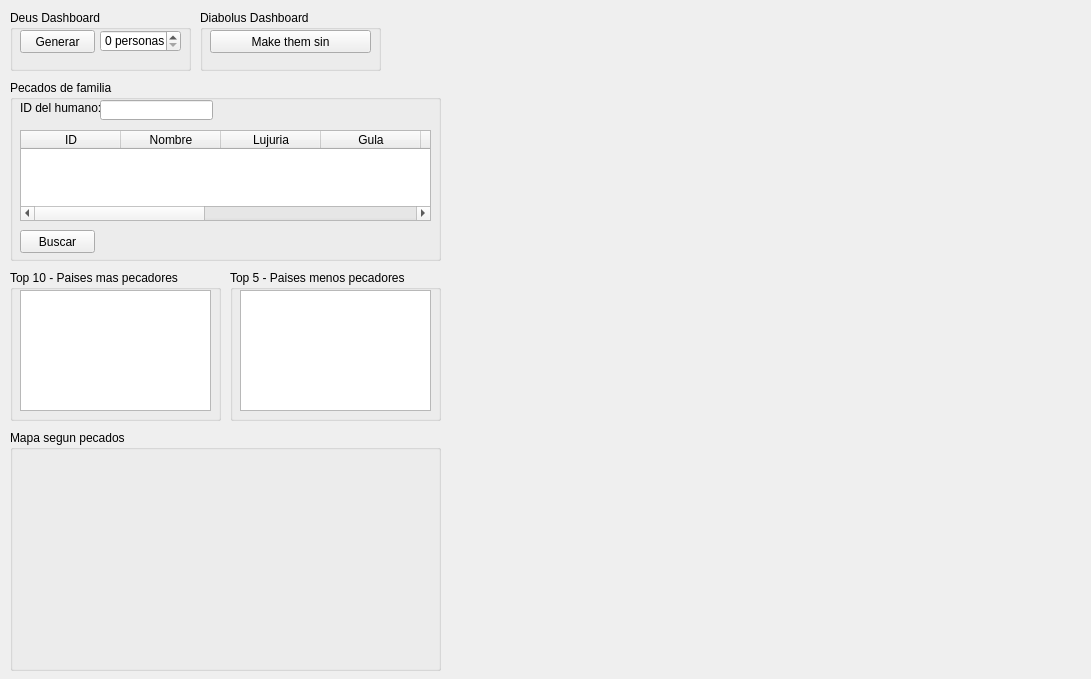
Before: the Qt Designer form mainwindow.ui in eadan97/estructuras2, drawn with Qt 5.
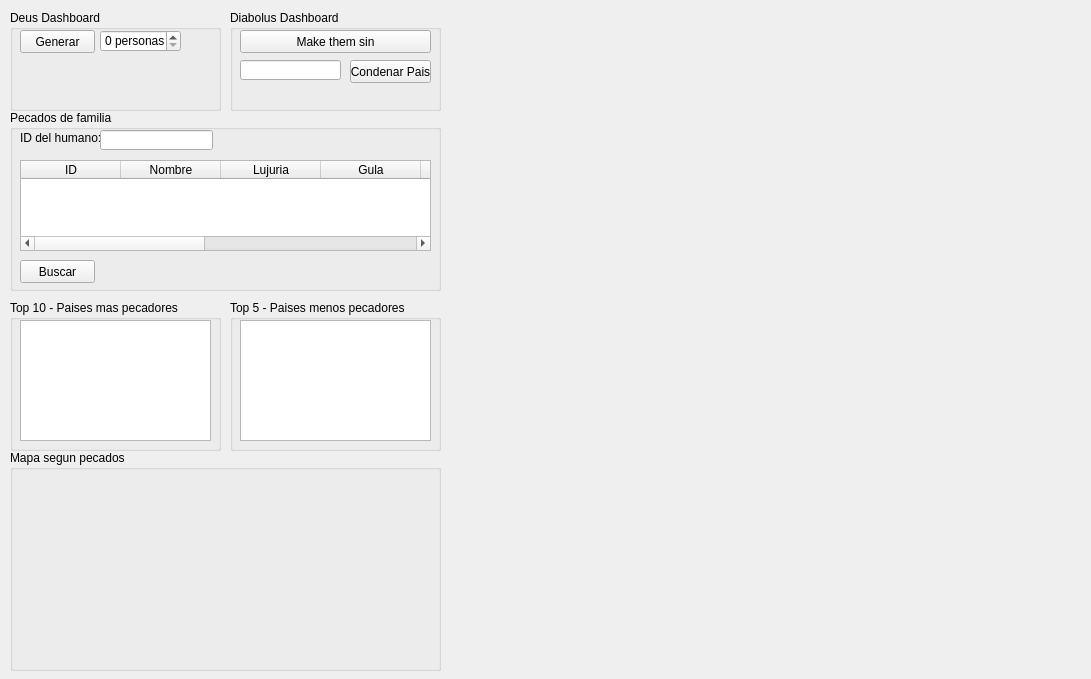
After: the same form once the commit is applied. Icons and pictures are not drawn.

```diff
--- a/mainwindow.ui
+++ b/mainwindow.ui
@@ -19,8 +19,8 @@
      <rect>
       <x>10</x>
       <y>10</y>
-      <width>181</width>
-      <height>61</height>
+      <width>211</width>
+      <height>101</height>
      </rect>
     </property>
     <property name="title">
@@ -56,10 +56,10 @@
    <widget class="QGroupBox" name="groupBox_2">
     <property name="geometry">
      <rect>
-      <x>200</x>
+      <x>230</x>
       <y>10</y>
-      <width>181</width>
-      <height>61</height>
+      <width>211</width>
+      <height>101</height>
      </rect>
     </property>
     <property name="title">
@@ -70,7 +70,7 @@
       <rect>
        <x>10</x>
        <y>20</y>
-       <width>161</width>
+       <width>191</width>
        <height>23</height>
       </rect>
      </property>
@@ -78,12 +78,35 @@
       <string>Make them sin</string>
      </property>
     </widget>
+    <widget class="QPushButton" name="btnCondenarPais">
+     <property name="geometry">
+      <rect>
+       <x>120</x>
+       <y>50</y>
+       <width>81</width>
+       <height>23</height>
+      </rect>
+     </property>
+     <property name="text">
+      <string>Condenar Pais</string>
+     </property>
+    </widget>
+    <widget class="QLineEdit" name="txtPaisACondenar">
+     <property name="geometry">
+      <rect>
+       <x>10</x>
+       <y>50</y>
+       <width>101</width>
+       <height>20</height>
+      </rect>
+     </property>
+    </widget>
    </widget>
    <widget class="QGroupBox" name="groupBox_3">
     <property name="geometry">
      <rect>
       <x>10</x>
-      <y>80</y>
+      <y>110</y>
       <width>431</width>
       <height>181</height>
      </rect>
@@ -193,7 +216,7 @@
     <property name="geometry">
      <rect>
       <x>10</x>
-      <y>270</y>
+      <y>300</y>
       <width>211</width>
       <height>151</height>
      </rect>
@@ -219,7 +242,7 @@
     <property name="geometry">
      <rect>
       <x>230</x>
-      <y>270</y>
+      <y>300</y>
       <width>211</width>
       <height>151</height>
      </rect>
@@ -245,9 +268,9 @@
     <property name="geometry">
      <rect>
       <x>10</x>
-      <y>430</y>
+      <y>450</y>
       <width>431</width>
-      <height>241</height>
+      <height>221</height>
      </rect>
     </property>
     <property name="title">
@@ -259,7 +282,7 @@
        <x>10</x>
        <y>20</y>
        <width>411</width>
-       <height>211</height>
+       <height>191</height>
       </rect>
      </property>
      <property name="text">
```
